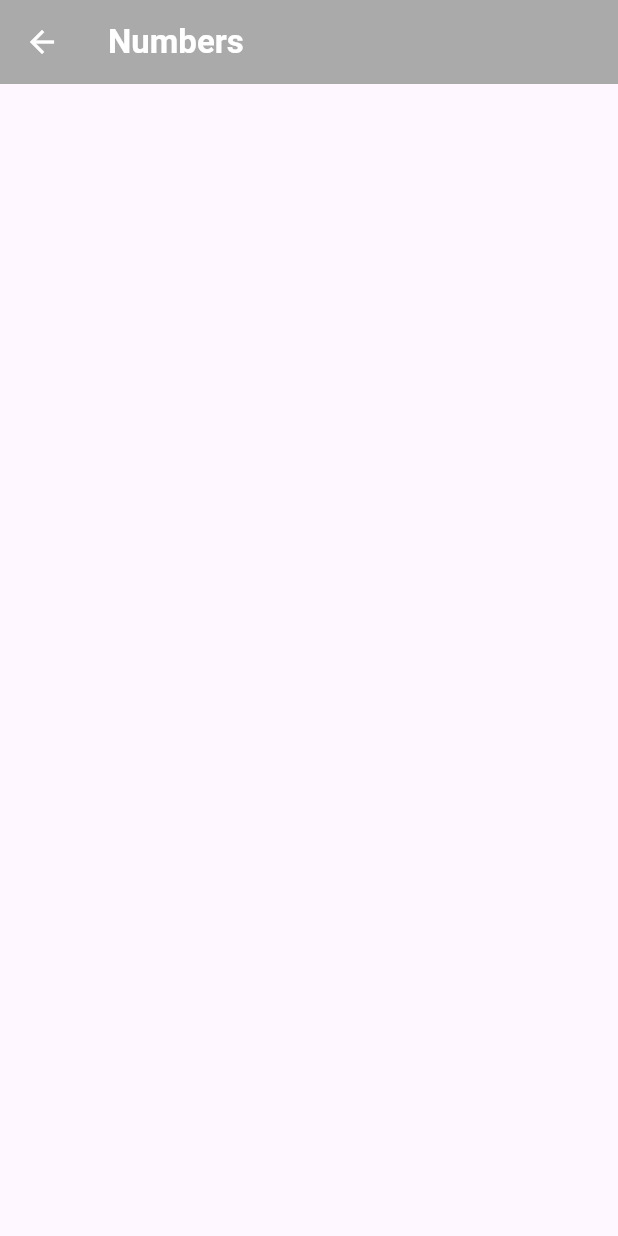
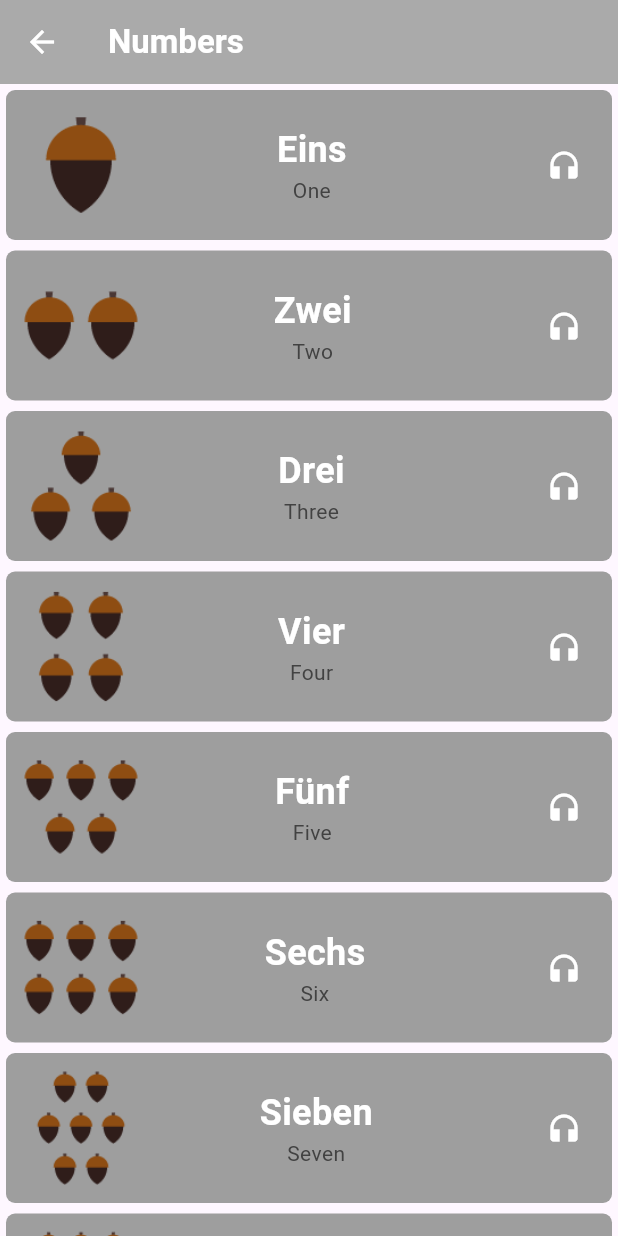
Before and after one commit to bodasayed1/language_learning_app, a Flutter app: the NumbersScreen screen opened directly, on a phone screen of 412 x 824 dp. Run offline on Flutter 3.47's test engine with Material 3 defaults, Android fonts, the light colour scheme and no system bars.

Commit message:
feat: Implement numbers screen with data and UI components
This commit introduces the following:

- **Data Model:**
    - Created a `Number` class (`lib/model/number.dart`) to represent number entries, including image path, English name, and German name.
- **UI Components:**
    - Developed an `Item` widget (`lib/components/Item.dart`) to display individual number entries. This widget shows an image, English and German names, and a placeholder headphones icon.
- **Numbers Screen:**
    - Updated `NumbersScreen` (`lib/screens/numbers_screen.dart`) to display a list of `Number` objects using the `Item` widget.
    - Added a list of ten numbers (one to ten) with their corresponding images and translations.
- **Assets:**
    - Added image assets for numbers one through ten under `assets/images/numbers/` in `pubspec.yaml`.

Signed-off-by: Your Name <bodasayed559@gmail.com>

```diff
--- /dev/null
+++ b/lib/components/Item.dart
@@ -0,0 +1,50 @@
+import 'package:flutter/material.dart';
+import 'package:language_learnig_app/model/number.dart';
+
+class Item extends StatelessWidget {
+  final Number number;
+  const Item({super.key, required this.number});
+
+  @override
+  Widget build(BuildContext context) {
+    return Container(
+      margin: EdgeInsets.fromLTRB(4, 4, 4, 3),
+      padding: EdgeInsets.only(right: 8),
+      decoration: BoxDecoration(
+        borderRadius: BorderRadius.circular(6),
+        color: Colors.grey,
+      ),
+      height: 100,
+      width: double.infinity,
+      child: Row(
+        children: [
+          Image.asset(number.image),
+          Spacer(flex: 4),
+          Column(
+            mainAxisAlignment: MainAxisAlignment.center,
+            crossAxisAlignment: CrossAxisAlignment.center,
+            children: [
+              Text(
+                number.gerName,
+                style: TextStyle(
+                  fontSize: 24,
+                  fontWeight: FontWeight.bold,
+                  color: Colors.white,
+                ),
+              ),
+              Text(
+                number.engName,
+                style: TextStyle(color: Colors.grey.shade800),
+              ),
+            ],
+          ),
+          Spacer(flex: 6),
+          IconButton(
+            onPressed: () {},
+            icon: Icon(Icons.headphones, color: Colors.white),
+          ),
+        ],
+      ),
+    );
+  }
+}
--- /dev/null
+++ b/lib/model/number.dart
@@ -0,0 +1,8 @@
+import 'package:flutter/material.dart';
+
+class Number {
+  String image;
+  String engName;
+  String gerName;
+  Number({required this.image, required this.engName, required this.gerName});
+}
--- a/lib/screens/numbers_screen.dart
+++ b/lib/screens/numbers_screen.dart
@@ -1,6 +1,60 @@
 import 'package:flutter/material.dart';
+import 'package:language_learnig_app/components/Item.dart';
+import 'package:language_learnig_app/model/number.dart';
 
 class NumbersScreen extends StatelessWidget {
+  final List<Number> numbers = [
+    Number(
+      image: 'assets/images/numbers/number_one.png',
+      engName: 'One',
+      gerName: 'Eins',
+    ),
+    Number(
+      image: 'assets/images/numbers/number_two.png',
+      engName: 'Two',
+      gerName: 'Zwei',
+    ),
+    Number(
+      image: 'assets/images/numbers/number_three.png',
+      engName: 'Three',
+      gerName: 'Drei',
+    ),
+    Number(
+      image: 'assets/images/numbers/number_four.png',
+      engName: 'Four',
+      gerName: 'Vier',
+    ),
+    Number(
+      image: 'assets/images/numbers/number_five.png',
+      engName: 'Five',
+      gerName: 'Fünf',
+    ),
+    Number(
+      image: 'assets/images/numbers/number_six.png',
+      engName: 'Six',
+      gerName: 'Sechs',
+    ),
+    Number(
+      image: 'assets/images/numbers/number_seven.png',
+      engName: 'Seven',
+      gerName: 'Sieben',
+    ),
+    Number(
+      image: 'assets/images/numbers/number_eight.png',
+      engName: 'Eight',
+      gerName: 'Acht',
+    ),
+    Number(
+      image: 'assets/images/numbers/number_nine.png',
+      engName: 'Nine',
+      gerName: 'Neun',
+    ),
+    Number(
+      image: 'assets/images/numbers/number_ten.png',
+      engName: 'Ten',
+      gerName: 'Zehn',
+    ),
+  ];
   @override
   Widget build(BuildContext context) {
     return Scaffold(
@@ -9,6 +63,12 @@ class NumbersScreen extends StatelessWidget {
         backgroundColor: Color(0xffAAAAAA),
         title: Text('Numbers', style: TextStyle(fontWeight: FontWeight.bold)),
       ),
+      body: ListView.builder(
+        itemCount: numbers.length,
+        itemBuilder: (context, index) {
+          return Item(number: numbers[index]);
+        },
+      ),
     );
   }
 }
--- a/pubspec.yaml
+++ b/pubspec.yaml
@@ -58,9 +58,9 @@ flutter:
   uses-material-design: true
 
   # To add assets to your application, add an assets section, like this:
-  # assets:
-  #   - images/a_dot_burr.jpeg
-  #   - images/a_dot_ham.jpeg
+  assets:
+    - assets/images/numbers/
+
 
   # An image asset can refer to one or more resolution-specific "variants", see
   # https://flutter.dev/to/resolution-aware-images
```
